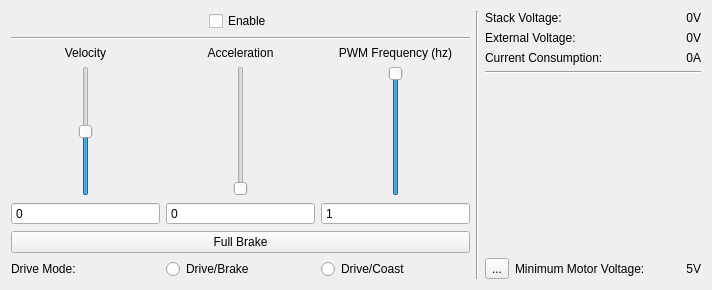
First picture: the form in src/brickv/plugin_system/plugins/dc/ui/dc.ui, repository Tinkerforge/brickv, before the edit.
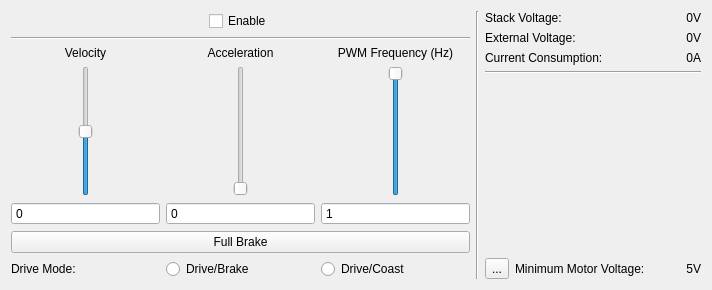
Second picture: the form after the edit.

Commit message: Add Stack ID, UID, FW Version and Reset button to each tab

Diff of the .ui file:
```diff
--- a/src/brickv/plugin_system/plugins/dc/ui/dc.ui
+++ b/src/brickv/plugin_system/plugins/dc/ui/dc.ui
@@ -251,7 +251,7 @@
            <item>
             <widget class="QLabel" name="label_4">
              <property name="text">
-              <string>PWM Frequency (hz)</string>
+              <string>PWM Frequency (Hz)</string>
              </property>
              <property name="alignment">
               <set>Qt::AlignCenter</set>
```
The commit also changes 6 other files.
